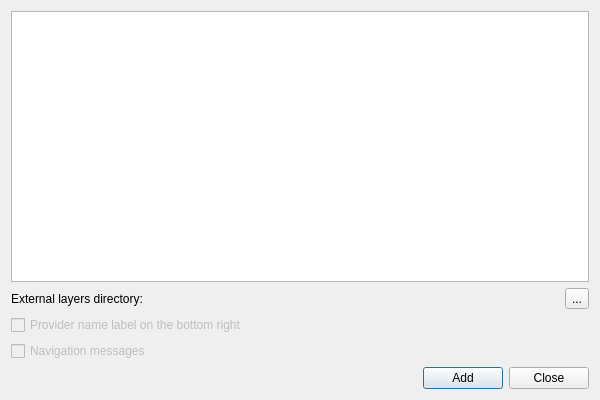
Above: addlayerdialog.ui from minorua/TileLayerPlugin before the change. Below: the same form after it.
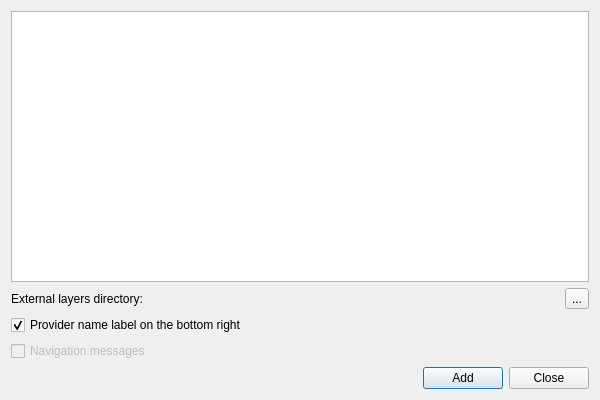
That is the form after the change.

Commit message: provider name label

The edit to the form file:
```diff
--- a/addlayerdialog.ui
+++ b/addlayerdialog.ui
@@ -66,11 +66,14 @@
      <item>
       <widget class="QCheckBox" name="checkBox">
        <property name="enabled">
-        <bool>false</bool>
+        <bool>true</bool>
        </property>
        <property name="text">
         <string>Provider name label on the bottom right</string>
        </property>
+       <property name="checked">
+        <bool>true</bool>
+       </property>
       </widget>
      </item>
      <item>
```
Left out of the diff: 4 changed lines with no effect on the pictures. The commit also changes 6 other files.
